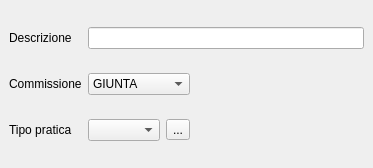
First picture: the form in src/com/axiastudio/suite/sedute/forms/tipologiaseduta.ui, repository tizianolattisi/suitegda, before the edit.
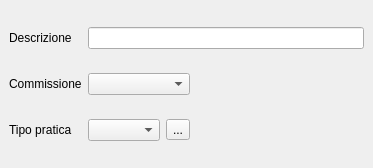
Second picture: the form after the edit. Custom widgets are drawn as their Qt base class.

Patch:
```diff
--- a/src/com/axiastudio/suite/sedute/forms/tipologiaseduta.ui
+++ b/src/com/axiastudio/suite/sedute/forms/tipologiaseduta.ui
@@ -41,16 +41,6 @@
       <property name="column" stdset="0">
        <string>commissione</string>
       </property>
-      <item>
-       <property name="text">
-        <string>GIUNTA</string>
-       </property>
-      </item>
-      <item>
-       <property name="text">
-        <string>CONSIGLIO</string>
-       </property>
-      </item>
      </widget>
     </item>
     <item row="1" column="3">
```
Left out of the diff: 2 changed lines with no effect on the pictures.
